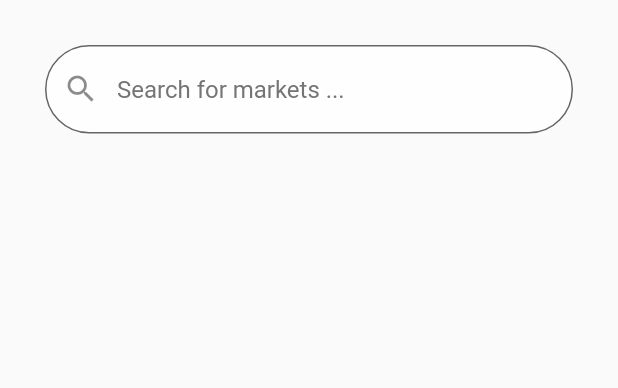
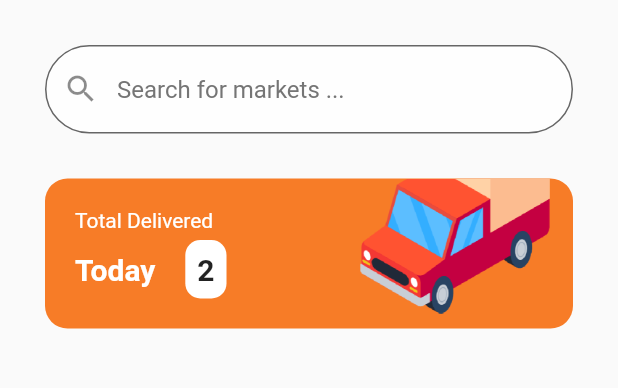
Before and after one commit to mohmedkasim/driverBox, a Flutter app: the screen it shows after launch, on a phone screen of 412 x 824 dp, the part 87-475 px from its top. Run offline on Flutter 3.47's test engine with Material 2 defaults, Android fonts, the phone set to English and light mode, and no system bars.

Commit message:
add total_delivered_container

```diff
--- /dev/null
+++ b/lib/components/total_delivered_container.dart
@@ -0,0 +1,68 @@
+import 'package:flutter/material.dart';
+
+import '../constents.dart';
+
+class TotalDeliveredContainer extends StatelessWidget {
+  const TotalDeliveredContainer({
+    Key key,
+  }) : super(key: key);
+
+  @override
+  Widget build(BuildContext context) {
+    return Container(
+        height: 100,
+        decoration: BoxDecoration(
+          borderRadius: BorderRadius.circular(15),
+          color: cPrimaryColor,
+        ),
+        child: Stack(
+          children: [
+            Padding(
+              padding: const EdgeInsets.all(20.0),
+              child: Column(
+                crossAxisAlignment: CrossAxisAlignment.start,
+                children: [
+                  Text(
+                    'Total Delivered',
+                    style: TextStyle(color: Colors.white),
+                  ),
+                  SizedBox(height: 5),
+                  Row(
+                    children: [
+                      Text(
+                        'Today',
+                        style: TextStyle(
+                            fontWeight: FontWeight.bold,
+                            color: Colors.white,
+                            fontSize: 20),
+                      ),
+                      SizedBox(
+                        width: 20,
+                      ),
+                      Container(
+                        decoration: BoxDecoration(
+                            borderRadius: BorderRadius.circular(10),
+                            color: Colors.white),
+                        child: Padding(
+                          padding: const EdgeInsets.all(8.0),
+                          child: Text(
+                            '2',
+                            style: TextStyle(
+                                fontWeight: FontWeight.bold, fontSize: 20),
+                          ),
+                        ),
+                      )
+                    ],
+                  )
+                ],
+              ),
+            ),
+            Positioned(
+                bottom: 10,
+                right: 10,
+                child: Image.asset('assets/images/car.png',
+                    width: MediaQuery.of(context).size.width / 3))
+          ],
+        ));
+  }
+}
--- a/lib/home_screen.dart
+++ b/lib/home_screen.dart
@@ -1,6 +1,9 @@
 import 'package:flutter/material.dart';
 import 'package:trock_driver/components/logo_container.dart';
 import 'package:trock_driver/components/user_account_container.dart';
+import 'package:trock_driver/constents.dart';
+
+import 'components/total_delivered_container.dart';
 
 class HomeScreen extends StatefulWidget {
   @override
@@ -35,7 +38,9 @@ class _HomeScreenState extends State<HomeScreen> {
                       hintStyle: TextStyle(color: Colors.grey[600]),
                       hintText: "Search for markets ...",
                       fillColor: Colors.white70),
-                )
+                ),
+                SizedBox(height: 30),
+                TotalDeliveredContainer()
               ],
             ),
           ),
```
Also changed, not shown: assets/images/car.png (added).
